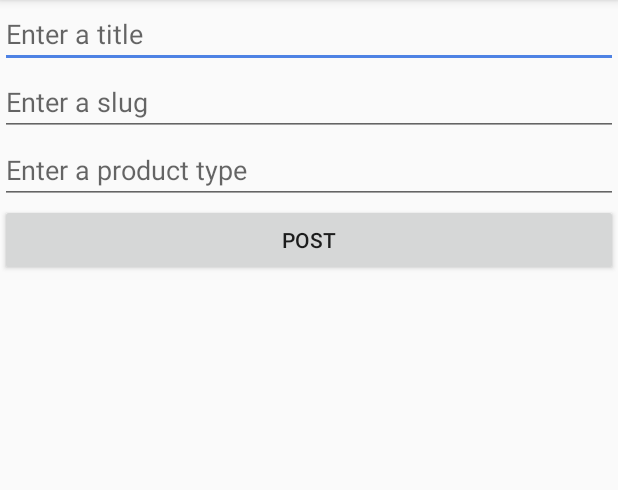
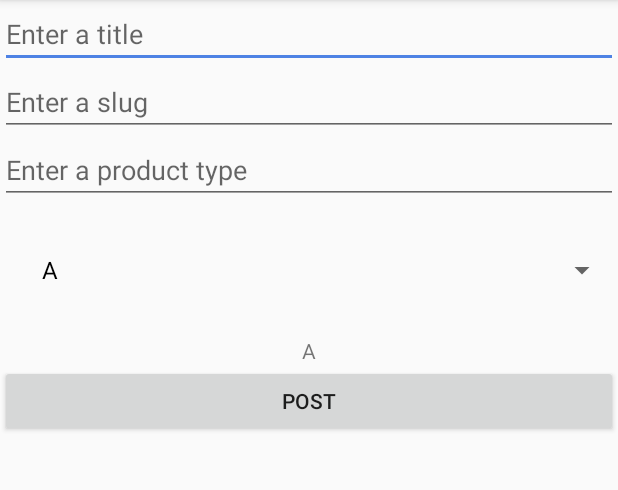
Before and after one commit to Nababkhan007/kotlin_post_api_test_app, an Android app: the screen it shows after launch (MainActivity), on a phone screen of 412 x 824 dp, the part 84-574 px from its top. Run offline under Robolectric (Android 15) with nearby library versions, the phone set to English and light mode, and no system bars.

Commit message:
spinned added

```diff
--- a/app/src/main/java/com/example/fisheries/MainActivity.kt
+++ b/app/src/main/java/com/example/fisheries/MainActivity.kt
@@ -2,7 +2,8 @@ package com.example.fisheries
 
 import androidx.appcompat.app.AppCompatActivity
 import android.os.Bundle
-import android.widget.Toast
+import android.view.View
+import android.widget.*
 import kotlinx.android.synthetic.main.activity_main.*
 import retrofit2.Call
 import retrofit2.Callback
@@ -12,9 +13,28 @@ import retrofit2.converter.gson.GsonConverterFactory
 
 class MainActivity : AppCompatActivity() {
 
+    lateinit var option : Spinner
+    lateinit var result : TextView
+
     override fun onCreate(savedInstanceState: Bundle?) {
         super.onCreate(savedInstanceState)
         setContentView(R.layout.activity_main)
+
+        option = findViewById(R.id.spinner_productTypeId) as Spinner
+        result = findViewById(R.id.tv_resultId) as TextView
+
+        var options = arrayOf("A", "B", "C")
+        option.adapter = ArrayAdapter<String>(this, R.layout.support_simple_spinner_dropdown_item, options)
+
+        option.onItemSelectedListener = object : AdapterView.OnItemSelectedListener{
+            override fun onNothingSelected(p0: AdapterView<*>?) {
+                result.text = "Please select an option"
+            }
+
+            override fun onItemSelected(p0: AdapterView<*>?, p1: View?, p2: Int, p3: Long) {
+                result.text = options.get(p2)
+            }
+        }
 
         btn_postId.setOnClickListener {
             var trueValue: Boolean = true;
--- a/app/src/main/res/layout/activity_main.xml
+++ b/app/src/main/res/layout/activity_main.xml
@@ -39,6 +39,22 @@
 
         </EditText>
 
+        <Spinner
+            android:id="@+id/spinner_productTypeId"
+            android:layout_width="match_parent"
+            android:layout_height="wrap_content"
+            android:padding="20dp">
+
+        </Spinner>
+
+        <TextView
+            android:id="@+id/tv_resultId"
+            android:layout_width="match_parent"
+            android:layout_height="wrap_content"
+            android:gravity="center">
+
+        </TextView>
+
         <Button
             android:id="@+id/btn_postId"
             android:layout_width="match_parent"
```
